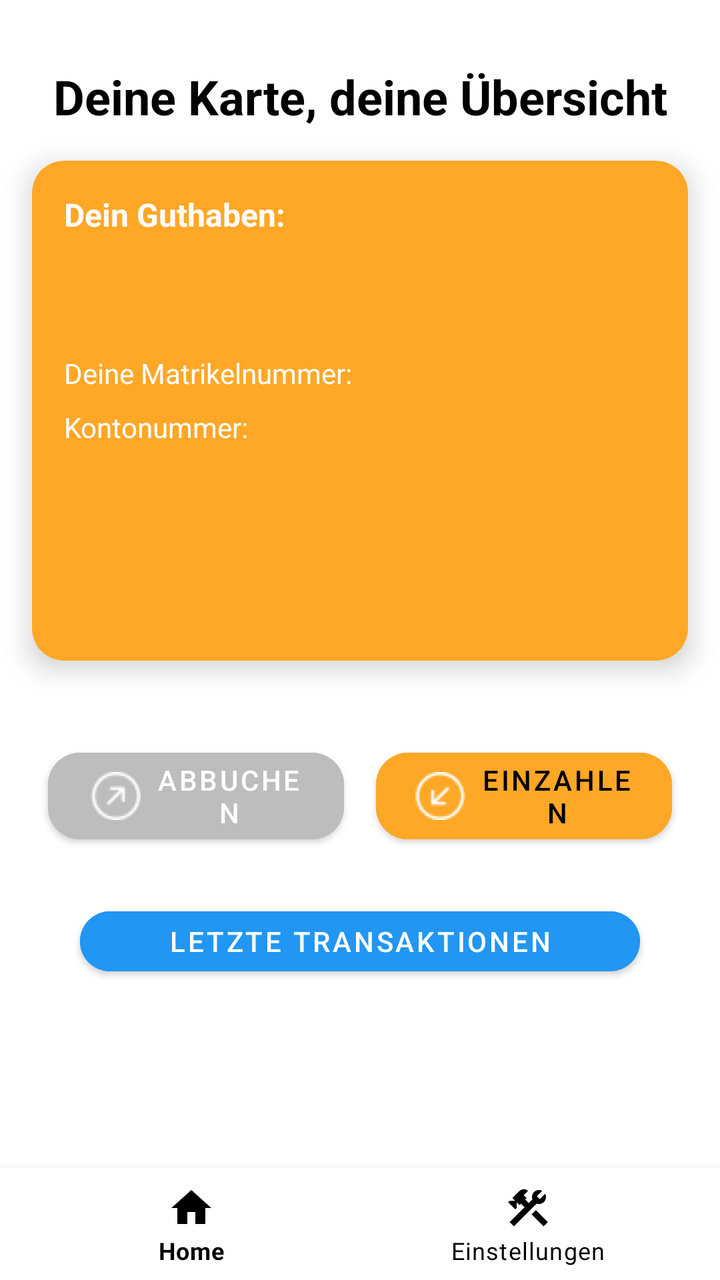
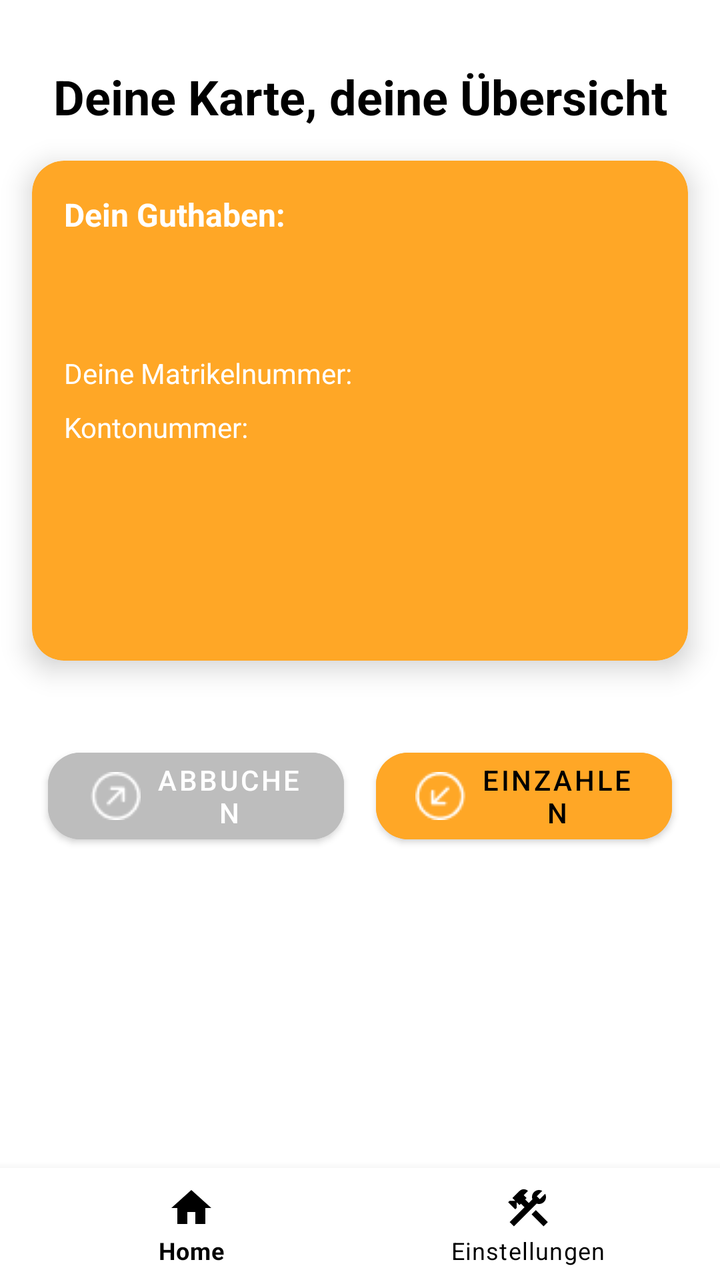

An Android layout rendered at two revisions. The XML below is the earlier revision; the diff shows what the commit changed to produce the second picture.
<!-- AndroidManifest.xml: application theme Theme.MAStudiPay -->
<!-- res/layout/fragment_orange_details.xml -->
<?xml version="1.0" encoding="utf-8"?>
<androidx.constraintlayout.widget.ConstraintLayout
    xmlns:android="http://schemas.android.com/apk/res/android"
    xmlns:app="http://schemas.android.com/apk/res-auto"
    android:layout_width="match_parent"
    android:layout_height="match_parent"
    android:background="@color/white">

    <TextView
        android:id="@+id/card_welcome_text"
        android:layout_width="wrap_content"
        android:layout_height="wrap_content"
        android:text="Deine Karte, deine Übersicht"
        android:textSize="24sp"
        android:textStyle="bold"
        android:textColor="@color/black"
        app:layout_constraintTop_toTopOf="parent"
        app:layout_constraintStart_toStartOf="parent"
        app:layout_constraintEnd_toEndOf="parent"
        android:layout_marginTop="32dp" />

    <androidx.cardview.widget.CardView
        android:id="@+id/balance_card_detail"
        android:layout_width="0dp"
        android:layout_height="250dp"
        android:layout_margin="16dp"
        app:cardCornerRadius="16dp"
        app:cardElevation="8dp"
        android:transitionName="expandCard"
        android:backgroundTint="@color/orange"
        app:layout_constraintTop_toBottomOf="@id/card_welcome_text"
        app:layout_constraintStart_toStartOf="parent"
        app:layout_constraintEnd_toEndOf="parent">

        <LinearLayout
            android:layout_width="match_parent"
            android:layout_height="match_parent"
            android:orientation="vertical"
            android:padding="16dp">

            <TextView
                android:id="@+id/card_dashboard_balance"
                android:layout_width="wrap_content"
                android:layout_height="wrap_content"
                android:text="Dein Guthaben:"
                android:textColor="@color/white"
                android:textSize="16sp"
                android:textStyle="bold" />

            <TextView
                android:id="@+id/card_balance_value"
                android:layout_width="wrap_content"
                android:layout_height="wrap_content"
                android:layout_marginTop="8dp"
                android:text=""
                android:textColor="@color/white"
                android:textSize="32sp"
                android:textStyle="bold" />

            <LinearLayout
                android:layout_width="match_parent"
                android:layout_height="wrap_content"
                android:layout_marginTop="8dp"
                android:orientation="horizontal">

                <TextView
                    android:id="@+id/matrikelnummer_label"
                    android:layout_width="0dp"
                    android:layout_height="wrap_content"
                    android:layout_weight="1"
                    android:text="Deine Matrikelnummer:"
                    android:textColor="@color/white"
                    android:textSize="14sp" />

                <TextView
                    android:id="@+id/matrikelnummer_value"
                    android:layout_width="wrap_content"
                    android:layout_height="wrap_content"
                    android:text=""
                    android:textColor="@color/white"
                    android:textSize="14sp" />
            </LinearLayout>

            
            <LinearLayout
                android:layout_width="match_parent"
                android:layout_height="wrap_content"
                android:layout_marginTop="8dp"
                android:orientation="horizontal">

                <TextView
                    android:id="@+id/acountnumber_label"
                    android:layout_width="0dp"
                    android:layout_height="wrap_content"
                    android:layout_weight="1"
                    android:text="Kontonummer:"
                    android:textColor="@color/white"
                    android:textSize="14sp" />

                <TextView
                    android:id="@+id/acountnumber_value"
                    android:layout_width="wrap_content"
                    android:layout_height="wrap_content"
                    android:text=""
                    android:textColor="@color/white"
                    android:textSize="14sp" />
            </LinearLayout>

            
            <LinearLayout
                android:layout_width="match_parent"
                android:layout_height="wrap_content"
                android:layout_marginTop="8dp"
                android:orientation="horizontal">


            </LinearLayout>


        </LinearLayout>
    </androidx.cardview.widget.CardView>

    <com.google.android.material.button.MaterialButton
        android:id="@+id/send_to_bank_button"
        android:layout_width="0dp"
        android:layout_height="wrap_content"
        android:layout_marginStart="24dp"
        android:layout_marginTop="40dp"
        android:layout_marginEnd="8dp"
        android:backgroundTint="@color/gray"
        android:text="Abbuchen"
        android:textColor="@color/white"
        app:cornerRadius="16dp"
        app:icon="@drawable/ic_send"
        app:iconGravity="textStart"
        app:layout_constraintEnd_toStartOf="@id/get_from_bank_button"
        app:layout_constraintStart_toStartOf="parent"
        app:layout_constraintTop_toBottomOf="@id/balance_card_detail" />

    <com.google.android.material.button.MaterialButton
        android:id="@+id/get_from_bank_button"
        android:layout_width="0dp"
        android:layout_height="wrap_content"
        android:layout_marginStart="8dp"
        android:layout_marginTop="40dp"
        android:layout_marginEnd="24dp"
        android:backgroundTint="@color/orange"
        android:text="Einzahlen"
        android:textColor="@color/black"
        app:cornerRadius="16dp"
        app:icon="@drawable/ic_receive"
        app:iconGravity="textStart"
        app:layout_constraintEnd_toEndOf="parent"
        app:layout_constraintStart_toEndOf="@id/send_to_bank_button"
        app:layout_constraintTop_toBottomOf="@id/balance_card_detail" />

    <com.google.android.material.button.MaterialButton
        android:id="@+id/transaction_button"
        android:layout_width="280dp"
        android:layout_height="42dp"
        android:layout_marginStart="24dp"
        android:layout_marginTop="24dp"
        android:layout_marginEnd="24dp"
        android:backgroundTint="@color/blue"
        android:text="Letzte Transaktionen"
        android:textColor="@color/white"
        app:cornerRadius="16dp"
        app:layout_constraintEnd_toEndOf="parent"
        app:layout_constraintStart_toStartOf="parent"
        app:layout_constraintTop_toBottomOf="@id/get_from_bank_button" />

    <com.google.android.material.bottomnavigation.BottomNavigationView
        android:id="@+id/bottom_navigation"
        android:layout_width="0dp"
        android:layout_height="wrap_content"
        android:background="@color/white"
        app:menu="@menu/bottom_nav_menu"
        app:itemIconTint="@color/black"
        app:itemTextColor="@color/black"
        app:layout_constraintBottom_toBottomOf="parent"
        app:layout_constraintStart_toStartOf="parent"
        app:layout_constraintEnd_toEndOf="parent" />
</androidx.constraintlayout.widget.ConstraintLayout>
<!-- resources referenced by this layout -->
<resources>
  <color name="black">#000000</color>
  <color name="blue">#2196F3</color>&gt;
  <color name="gray">#BDBDBD</color>
  <color name="orange">#FFA726</color>
  <color name="white">#FFFFFF</color>
  <!-- drawable ic_receive: png bitmap (drawable, 491 bytes) -->
  <!-- drawable ic_send: png bitmap (drawable, 498 bytes) -->
  <style name="Theme.MAStudiPay" parent="Theme.MaterialComponents.DayNight.NoActionBar">
  
      </style>
</resources>

<!-- the commit's change to res/layout/fragment_orange_details.xml (unified diff, before → after) -->
@@ -154,20 +154,6 @@
         app:layout_constraintStart_toEndOf="@id/send_to_bank_button"
         app:layout_constraintTop_toBottomOf="@id/balance_card_detail" />
 
-    <com.google.android.material.button.MaterialButton
-        android:id="@+id/transaction_button"
-        android:layout_width="280dp"
-        android:layout_height="42dp"
-        android:layout_marginStart="24dp"
-        android:layout_marginTop="24dp"
-        android:layout_marginEnd="24dp"
-        android:backgroundTint="@color/blue"
-        android:text="Letzte Transaktionen"
-        android:textColor="@color/white"
-        app:cornerRadius="16dp"
-        app:layout_constraintEnd_toEndOf="parent"
-        app:layout_constraintStart_toStartOf="parent"
-        app:layout_constraintTop_toBottomOf="@id/get_from_bank_button" />
 
     <com.google.android.material.bottomnavigation.BottomNavigationView
         android:id="@+id/bottom_navigation"
<!-- resource entries referenced after the edit -->
@@ -1,7 +1,6 @@
 <!-- resources referenced by this layout -->
 <resources>
   <color name="black">#000000</color>
-  <color name="blue">#2196F3</color>&gt;
   <color name="gray">#BDBDBD</color>
   <color name="orange">#FFA726</color>
   <color name="white">#FFFFFF</color>
